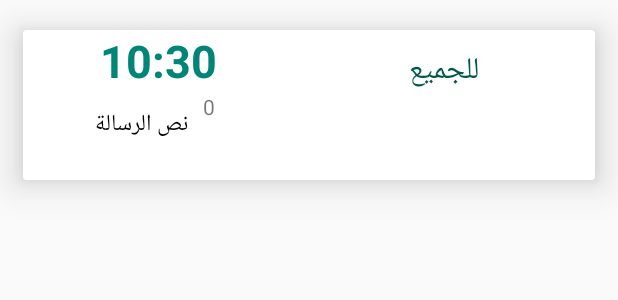
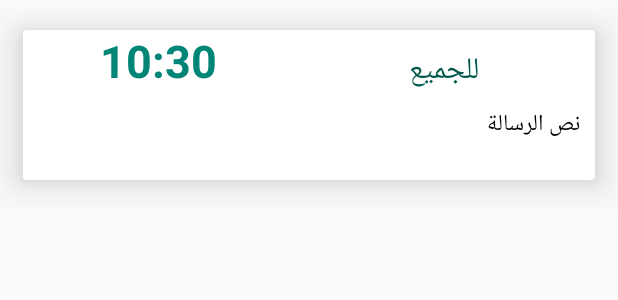
Before and after one commit to hanimanaa/werd, an Android app: the layout schedule_messages_item_layout.xml on its own in the app's theme, with its tools: preview values and no code run, on a phone screen of 412 x 824 dp. Shown: the top 300 px of the screen. Run offline under Robolectric (Android 15) with nearby library versions, the phone set to English and light mode, and no system bars.

```diff
--- a/app/src/main/res/layout/schedule_messages_item_layout.xml
+++ b/app/src/main/res/layout/schedule_messages_item_layout.xml
@@ -48,7 +48,7 @@
 
                 <TextView
                     android:id="@+id/tv_message_schedule"
-                    android:layout_width="100dp"
+                    android:layout_width="match_parent"
                     android:layout_height="50dp"
                     android:layout_margin="10dp"
                     android:text="نص الرسالة"
@@ -56,8 +56,9 @@
                     android:textSize="15sp" />
                 <TextView
                     android:id="@+id/tv_message_RequestCode"
-                    android:layout_width="20dp"
-                    android:layout_height="50dp"
+                    android:layout_width="1dp"
+                    android:layout_height="1dp"
+                    android:textColor="#FFFFFF"
                     android:text="0" />
 
             </LinearLayout>
```
Also changed, not shown: app/src/main/java/com/dimatechs/werd/GroupMainActivity.java (+7 -3 lines), app/src/main/java/com/dimatechs/werd/MessagesActivity.java (+75 -1 lines).
